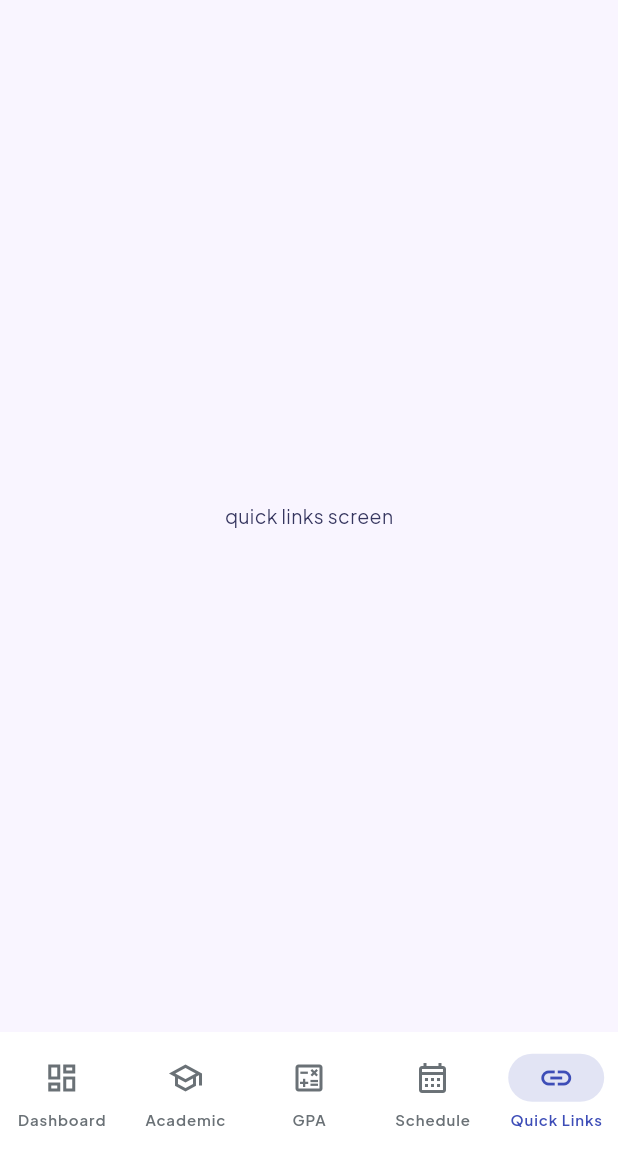
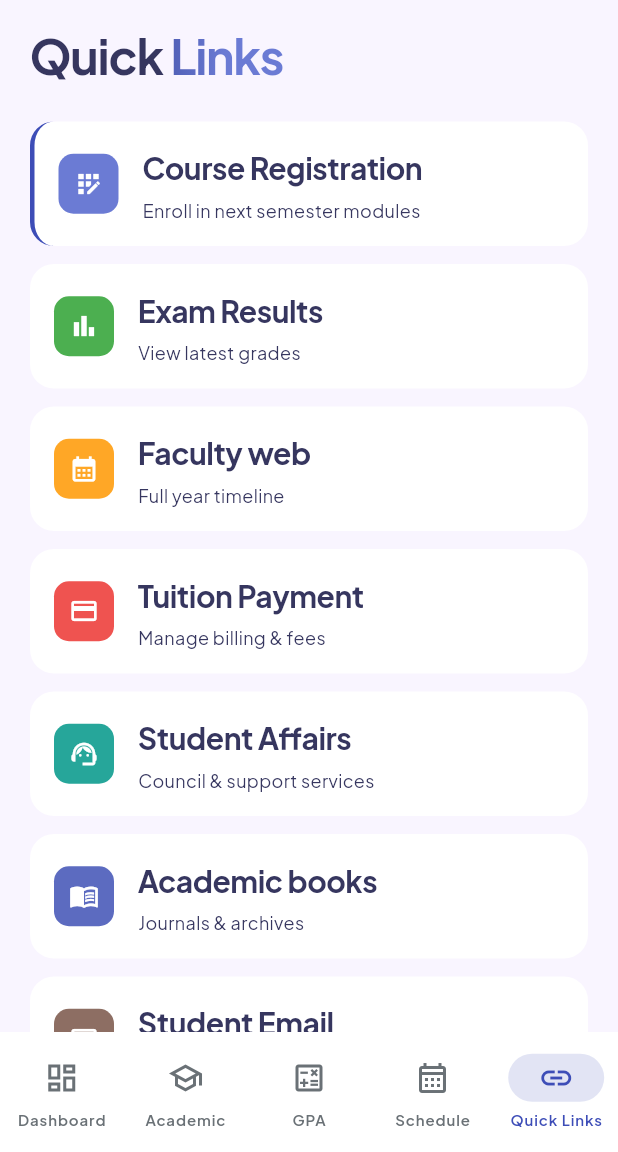
Before and after one commit to ahmedayman334/student-guide-app, a Flutter app: the screen it shows after launch, item 5 of the bottom bar chosen, on a phone screen of 412 x 824 dp, the part 84-1236 px from its top. Run offline on Flutter 3.47's test engine with Material 3 defaults, Android fonts, the phone set to English and light mode, and no system bars; our stand-ins replace go_router, google_fonts.

Commit message:
quick links view

```diff
--- /dev/null
+++ b/mobile/student_guide/lib/core/constants/links.dart
@@ -0,0 +1,12 @@
+class AppLinks {
+  AppLinks._();
+
+  static const faculty = "https://sci.tanta.edu.eg/";
+  static const courseRegistration = "https://tdb.tanta.edu.eg/ors/auth/login.aspx";
+  static const books = "https://tdb.tanta.edu.eg/ebooks/Stud_login.aspx";
+  static const results = "https://tdb.tanta.edu.eg/stud_result/";
+  static const email = "https://student-site.tanta.edu.eg/pw_reset.aspx";
+  static const payment = "https://tdb2.tanta.edu.eg/paymentgateway/e_payment/InternalUserLogin.aspx";
+  static const staff = "https://tdb2.tanta.edu.eg/staff/";
+  static const questions = "https://it.tanta.edu.eg/page/5/1413/";
+}
--- a/mobile/student_guide/lib/core/theming/app_colors.dart
+++ b/mobile/student_guide/lib/core/theming/app_colors.dart
@@ -2,6 +2,17 @@ import 'package:flutter/material.dart';
 
 class AppColors {
   AppColors._();
+
+
+  static const LinearGradient balanceGradient = LinearGradient(
+    colors: [
+      primary,
+      Color.fromARGB(255, 101, 114, 200),
+    ], // Muted Green to Dark Green 1
+    begin: Alignment.topLeft,
+    end: Alignment.bottomRight,
+  );
+
 
   // ─── Brand ─────────────────────────────────────
   static const Color primary = Color(0xFF3D4DB7); // deep blue
@@ -33,8 +44,8 @@ class AppColors {
   static const Color darkPrimary = Color(0xFF6674CC);
   static const Color darkBackground = Color(0xFF12121F);
   static const Color darkScaffoldBackground = Color(0xFF12121F);
-  static const Color darkCardBackground = Color(0xFF1E1E32);
   static const Color darkSurfaceGrey = Color(0xFF2A2A42);
+  static const Color darkCardBackground = Color(0xFF1E2040); // slightly lighter
 
   static const Color darkTextPrimary = Color(0xFFF1F1F1);
   static const Color darkTextSecondary = Color(0xFFADB5BD);
--- a/mobile/student_guide/lib/features/dashboard/views/widgets/quick_tasks_widget.dart
+++ b/mobile/student_guide/lib/features/dashboard/views/widgets/quick_tasks_widget.dart
@@ -24,7 +24,7 @@ class _QuickTasksWidgetState extends State<QuickTasksWidget> {
 
       padding: const EdgeInsets.all(16),
       decoration: BoxDecoration(
-        color: AppColors.cardScheduleBackground,
+        color: Theme.of(context).colorScheme.surface,
         borderRadius: BorderRadius.circular(16),
       ),
       child: Column(
--- /dev/null
+++ b/mobile/student_guide/lib/features/quick_links/models/link_card_model.dart
@@ -0,0 +1,87 @@
+import 'package:flutter/material.dart';
+import 'package:student_guide/core/constants/links.dart';
+
+class LinkCardModel {
+  final IconData icon;
+  final Color iconColor;
+  final Color iconBgColor;
+  final String title;
+  final String description;
+  final String url;
+
+  const LinkCardModel({
+    required this.icon,
+    required this.iconColor,
+    required this.iconBgColor,
+    required this.title,
+    required this.description,
+    required this.url,
+  });
+}
+
+const List<LinkCardModel> quickLinks = [
+  LinkCardModel(
+    icon: Icons.app_registration,
+    iconColor: Colors.white,
+    iconBgColor: Color(0xFF6B7BD4),
+    title: "Course Registration",
+    description: "Enroll in next semester modules",
+    url: AppLinks.courseRegistration,
+  ),
+  LinkCardModel(
+    icon: Icons.bar_chart,
+    iconColor: Colors.white,
+    iconBgColor: Color(0xFF4CAF50),
+    title: "Exam Results",
+    description: "View latest grades",
+    url: AppLinks.results,
+  ),
+  LinkCardModel(
+    icon: Icons.calendar_month,
+    iconColor: Colors.white,
+    iconBgColor: Color(0xFFFFA726),
+    title: "Faculty web",
+    description: "Full year timeline",
+    url: AppLinks.faculty,
+  ),
+  LinkCardModel(
+    icon: Icons.payment,
+    iconColor: Colors.white,
+    iconBgColor: Color(0xFFEF5350),
+    title: "Tuition Payment",
+    description: "Manage billing & fees",
+    url: AppLinks.payment,
+  ),
+  LinkCardModel(
+    icon: Icons.support_agent,
+    iconColor: Colors.white,
+    iconBgColor: Color(0xFF26A69A),
+    title: "Student Affairs",
+    description: "Council & support services",
+    url: AppLinks.staff,
+  ),
+  LinkCardModel(
+    icon: Icons.menu_book,
+    iconColor: Colors.white,
+    iconBgColor: Color(0xFF5C6BC0),
+    title: "Academic books",
+    description: "Journals & archives",
+    url: AppLinks.books,
+  ),
+  LinkCardModel(
+    icon: Icons.mail_outline,
+    iconColor: Colors.white,
+    iconBgColor: Color(0xFF8D6E63),
+    title: "Student Email",
+    description: "Access your university email",
+    url: AppLinks.email,
+  ),
+  LinkCardModel(
+    icon: Icons.help_outline,
+    iconColor: Colors.white,
+    iconBgColor: Color(0xFFAB47BC),
+    title: "Repeated Quistions",
+    description: "Technical help & questions",
+    url: AppLinks.questions,
+  ),
+];
--- a/mobile/student_guide/lib/features/quick_links/views/view/quick_links_view.dart
+++ b/mobile/student_guide/lib/features/quick_links/views/view/quick_links_view.dart
@@ -1,10 +1,33 @@
 import 'package:flutter/material.dart';
+import 'package:student_guide/features/quick_links/models/link_card_model.dart';
+import 'package:student_guide/features/quick_links/views/widgets/link_card_widget.dart';
+import 'package:student_guide/features/quick_links/views/widgets/quick_links_title_widget.dart';
 
 class QuickLinksView extends StatelessWidget {
   const QuickLinksView({super.key});
 
   @override
   Widget build(BuildContext context) {
-    return Scaffold(body: Center(child: Text("quick links screen")));
+    return Scaffold(
+      body: SingleChildScrollView(
+        padding: const EdgeInsets.all(20),
+        child: Column(
+          crossAxisAlignment: CrossAxisAlignment.start,
+          children: [
+            const QuickLinksTitle(),
+            const SizedBox(height: 24),
+          ...quickLinks.asMap().entries.map(
+  (entry) => Padding(
+    padding: const EdgeInsets.only(bottom: 12),
+    child: LinkCardWidget(
+      linkCardModel: entry.value,
+      isFirst: entry.key == 0,
+    ),
+  ),
+),
+          ],
+        ),
+      ),
+    );
   }
 }
--- /dev/null
+++ b/mobile/student_guide/lib/features/quick_links/views/widgets/link_card_widget.dart
@@ -0,0 +1,61 @@
+import 'package:flutter/material.dart';
+import 'package:student_guide/core/theming/app_colors.dart';
+import 'package:student_guide/core/theming/app_text_style.dart';
+import 'package:student_guide/features/quick_links/models/link_card_model.dart';
+import 'package:url_launcher/url_launcher.dart';
+
+class LinkCardWidget extends StatelessWidget {
+  final LinkCardModel linkCardModel;
+  final bool isFirst;
+
+  const LinkCardWidget({
+    super.key,
+    required this.linkCardModel,
+    this.isFirst = false,
+  });
+
+  Future<void> _launch() async {
+    final uri = Uri.parse(linkCardModel.url);
+    if (await canLaunchUrl(uri)) {
+      await launchUrl(uri, mode: LaunchMode.externalApplication);
+    }
+  }
+
+  @override
+  Widget build(BuildContext context) {
+    return InkWell(
+      onTap: _launch,
+      child: Container(
+        padding: const EdgeInsets.all(16),
+        decoration: BoxDecoration(
+          color: Theme.of(context).colorScheme.surface,
+          borderRadius: BorderRadius.circular(16),
+          border: isFirst
+              ? Border(left: BorderSide(color: AppColors.primary, width: 3))
+              : null,
+        ),
+        child: Row(
+          children: [
+            Container(
+              padding: const EdgeInsets.all(10),
+              decoration: BoxDecoration(
+                color: linkCardModel.iconBgColor,
+                borderRadius: BorderRadius.circular(10),
+              ),
+              child: Icon(linkCardModel.icon, color: Colors.white, size: 20),
+            ),
+            const SizedBox(width: 16),
+            Column(
+              crossAxisAlignment: CrossAxisAlignment.start,
+              children: [
+                Text(linkCardModel.title, style: AppTextStyles.heading2),
+                const SizedBox(height: 4),
+                Text(linkCardModel.description, style: AppTextStyles.bodySmall),
+              ],
+            ),
+          ],
+        ),
+      ),
+    );
+  }
+}
--- /dev/null
+++ b/mobile/student_guide/lib/features/quick_links/views/widgets/quick_links_title_widget.dart
@@ -0,0 +1,38 @@
+import 'package:flutter/material.dart';
+import 'package:student_guide/core/theming/app_colors.dart';
+import 'package:student_guide/core/theming/app_text_style.dart';
+
+class QuickLinksTitle extends StatelessWidget {
+  const QuickLinksTitle({super.key});
+
+  @override
+  Widget build(BuildContext context) {
+    return RichText(
+      text: TextSpan(
+        children: [
+          TextSpan(
+            text: 'Quick',
+            style: AppTextStyles.displayTitle.copyWith(
+              fontWeight: FontWeight.bold,
+              color: AppColors.textPrimary,
+              fontSize: 32,
+            ),
+          ),
+          TextSpan(
+            text: ' Links',
+            style: AppTextStyles.displayTitle.copyWith(
+              fontWeight: FontWeight.bold,
+              fontSize: 32,
+              foreground: Paint()
+                ..shader = LinearGradient(
+                  colors: [Color(0xFF010D5C), Color(0xFF6B7BD4)],
+                  begin: Alignment.centerLeft,
+                  end: Alignment.centerRight,
+                ).createShader(const Rect.fromLTWH(0, 0, 150, 50)),
+            ),
+          ),
+        ],
+      ),
+    );
+  }
+}
--- a/mobile/student_guide/lib/main.dart
+++ b/mobile/student_guide/lib/main.dart
@@ -15,7 +15,7 @@ class StudentGuideApp extends StatelessWidget {
       routerConfig: router,
       title: 'Student Guide',
       theme: AppTheme.lightTheme,
-      darkTheme: AppTheme.darkTheme,
+      // darkTheme: AppTheme.darkTheme,
       themeMode: ThemeMode.system,
     );
   }
--- a/mobile/student_guide/pubspec.yaml
+++ b/mobile/student_guide/pubspec.yaml
@@ -33,13 +33,9 @@ dependencies:
     sdk: flutter
   go_router: ^17.1.0
   google_fonts: ^8.0.2
+  url_launcher: ^6.3.2
 
 dev_dependencies:
-  # The "flutter_lints" package below contains a set of recommended lints to
-  # encourage good coding practices. The lint set provided by the package is
-  # activated in the `analysis_options.yaml` file located at the root of your
-  # package. See that file for information about deactivating specific lint
-  # rules and activating additional ones.
   flutter_lints: ^5.0.0
   flutter_test:
     sdk: flutter
```
Also changed, not shown: mobile/student_guide/pubspec.lock, 1 other file.
